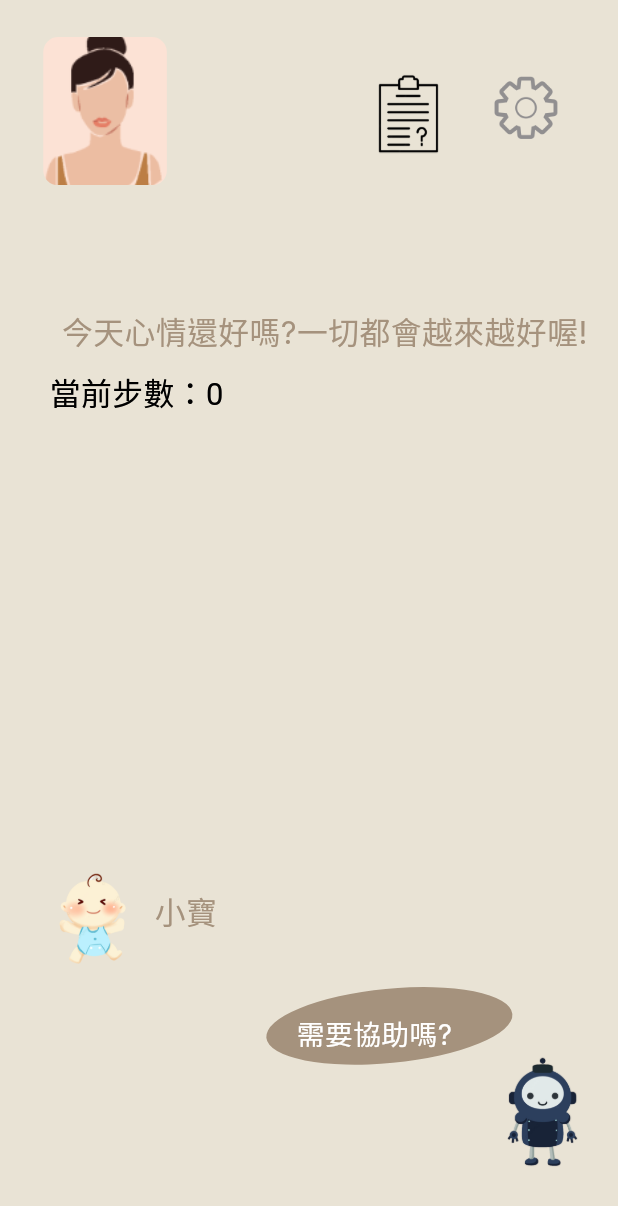
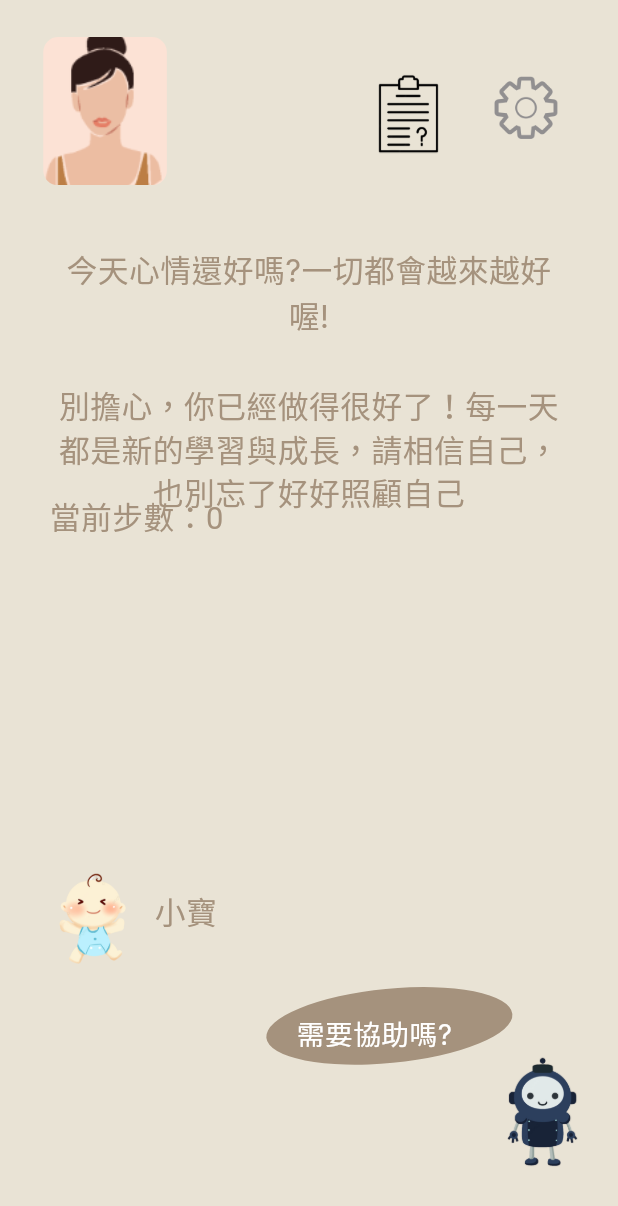
Before and after one commit to 411631277/project, a Flutter app: the HomeScreenWidget screen opened directly with empty values, on a phone screen of 412 x 824 dp. Shown: the top 1206 px of the screen. Run offline on Flutter 3.47's test engine with Material 3 defaults, Android fonts, the phone set to English and light mode, and no system bars; our stand-ins replace cloud_firestore, firebase_auth, firebase_core, firebase_storage, image_picker, logger and 2 more; accounts and stored records are empty; network calls fail; Roboto replaces fonts that are missing (Inter).

Commit message:
小調整先儲存

```diff
--- a/lib/home/home_screen.dart
+++ b/lib/home/home_screen.dart
@@ -42,8 +42,8 @@ class _HomeScreenWidgetState extends State<HomeScreenWidget> {
   /// **記錄裝置計步器上次讀取的絕對值，用來計算增量**
   int? _lastDeviceSteps;
 
-  /// **記錄最後一次更新的日期 (YYYY-MM-DD)，用來判斷是否跨天歸零**
-  String _lastUpdated = "";
+  /// **記錄目前是哪一天 (YYYY-MM-DD)，對應到 Firebase docId**
+  String _currentDay = "";
 
   StreamSubscription<StepCount>? _stepSubscription;
 
@@ -54,8 +54,8 @@ class _HomeScreenWidgetState extends State<HomeScreenWidget> {
     _loadBabyName();
     _loadProfilePicture();
 
-    // 先從 Firebase 載入當前使用者的「今天步數」資料
-    _loadStepsFromFirebase().then((_) {
+    // 載入「今天」的步數資料
+    _loadStepsForToday().then((_) {
       // 完成後再啟動計步器監聽
       initPedometer();
     });
@@ -63,76 +63,67 @@ class _HomeScreenWidgetState extends State<HomeScreenWidget> {
     requestPermission(); // 請求計步權限
   }
 
-  /// **🔹 從 Firebase 讀取該使用者的「當天步數」與上次裝置計步器數值、最後更新日期**
-  Future<void> _loadStepsFromFirebase() async {
+  /// **🔹 從 Firebase 讀取「今天」的步數資料**
+  Future<void> _loadStepsForToday() async {
     try {
-      String today = DateTime.now().toString().substring(0, 10);
+      // 以 YYYY-MM-DD 作為 docId
+      _currentDay = DateTime.now().toString().substring(0, 10);
 
       DocumentSnapshot doc = await FirebaseFirestore.instance
           .collection('users')
           .doc(widget.userId)
           .collection('count')
-          .doc('stepData')
+          .doc(_currentDay) // ← 直接以 "2025-03-09" 之類當 docId
           .get(GetOptions(source: Source.server)); // 強制從伺服器讀取
 
       if (doc.exists && doc.data() != null) {
         Map<String, dynamic> data = doc.data() as Map<String, dynamic>;
         int firebaseSteps = data['步數'] ?? 0;
         int firebaseLastDeviceSteps = data['lastDeviceSteps'] ?? 0;
-        String firebaseDate = data['lastUpdated'] ?? "";
 
-        // 若記錄的日期 != 今天 => 表示跨天，需要歸零
-        if (firebaseDate != today) {
-          setState(() {
-            _stepCount = 0; // 今天重新計算
-            _lastDeviceSteps = null; // 等 pedometer 第一次事件來設定
-            _lastUpdated = today;
-          });
-          await _saveStepsToFirebase();
-          logger.i("非今天資料，已重置為 0 步，_lastDeviceSteps=null, lastUpdated=$today");
-        } else {
-          // 今天的資料，保留
         setState(() {
           _stepCount = firebaseSteps;
           _lastDeviceSteps =
               (firebaseLastDeviceSteps != 0) ? firebaseLastDeviceSteps : null;
-            _lastUpdated = firebaseDate;
         });
         logger.i(
-              "載入今天資料: 步數 $_stepCount, lastDeviceSteps=$_lastDeviceSteps, lastUpdated=$_lastUpdated");
-        }
+            "載入今天 $_currentDay 的步數: $_stepCount, lastDeviceSteps=$_lastDeviceSteps");
       } else {
-        // 該使用者沒有資料 => 初始化為今天 0 步
+        // 該日期沒有資料 => 初始化
         setState(() {
           _stepCount = 0;
           _lastDeviceSteps = null;
-          _lastUpdated = today;
         });
-        await _saveStepsToFirebase();
-        logger.i("無資料，初始化: 步數=0, lastDeviceSteps=null, lastUpdated=$today");
+        // 存回 Firebase，避免下次取不到
+        await _saveStepsForToday();
+        logger.i("今天 $_currentDay 尚無資料，已初始化: 步數=0, lastDeviceSteps=null");
       }
     } catch (e) {
       logger.e("❌ 讀取 Firebase 步數錯誤: $e");
     }
   }
 
-  /// **🔹 監聽裝置計步器事件，每天只計算「今天新增的步數」**
+  /// **🔹 監聽裝置計步器事件，若跨天就存檔到前一天，再切換到新的一天 doc**
   void initPedometer() {
     try {
       _stepSubscription = Pedometer.stepCountStream.listen((StepCount event) {
         if (!mounted) return;
 
         String today = DateTime.now().toString().substring(0, 10);
-        // 若日期變更 => 表示跨天，歸零
-        if (_lastUpdated != today) {
+
+        // 若日期變更 => 表示跨天
+        if (_currentDay != today) {
+          // 先把舊日最終步數存檔
+          _saveStepsForToday();
+
+          // 切換到新的一天
           setState(() {
+            _currentDay = today;
             _stepCount = 0;
             _lastDeviceSteps = event.steps; // 以當前裝置值作為新基準
-            _lastUpdated = today;
           });
-          _saveStepsToFirebase();
-          logger.i(
-              "跨天重置: _stepCount=0, _lastDeviceSteps=${event.steps}, lastUpdated=$today");
+          _saveStepsForToday();
+          logger.i("跨天: 由 $_currentDay 切換到 $today, 步數歸0, 基準=${event.steps}");
           return;
         }
 
@@ -144,7 +135,7 @@ class _HomeScreenWidgetState extends State<HomeScreenWidget> {
           setState(() {
             _lastDeviceSteps = currentDeviceSteps;
           });
-          _saveStepsToFirebase();
+          _saveStepsForToday();
           logger.i("第一次事件 => 設定基準: _lastDeviceSteps=$currentDeviceSteps");
           return;
         }
@@ -156,14 +147,14 @@ class _HomeScreenWidgetState extends State<HomeScreenWidget> {
             _stepCount += difference;
             _lastDeviceSteps = currentDeviceSteps;
           });
-          _saveStepsToFirebase();
+          _saveStepsForToday();
           logger.i("步數增加 +$difference => 總步數 $_stepCount");
         } else if (difference < 0) {
           // 如果計步器被重置或手機重開機 => 重新設定基準
           setState(() {
             _lastDeviceSteps = currentDeviceSteps;
           });
-          _saveStepsToFirebase();
+          _saveStepsForToday();
           logger.w("計步器歸零/重開機，重設基準為 $currentDeviceSteps");
         }
       }, onError: (error) {
@@ -174,22 +165,21 @@ class _HomeScreenWidgetState extends State<HomeScreenWidget> {
     }
   }
 
-  /// **🔹 將當前的 _stepCount、_lastDeviceSteps、_lastUpdated 儲存到 Firebase**
-  Future<void> _saveStepsToFirebase() async {
+  /// **🔹 將當前的 _stepCount、_lastDeviceSteps 存到「當天 doc」中**
+  Future<void> _saveStepsForToday() async {
     try {
       await FirebaseFirestore.instance
           .collection('users')
           .doc(widget.userId)
           .collection('count')
-          .doc('stepData')
+          .doc(_currentDay)
           .set({
         '步數': _stepCount,
         'lastDeviceSteps': _lastDeviceSteps ?? 0,
-        'lastUpdated': _lastUpdated,
       }, SetOptions(merge: true));
 
-      logger.i("✅ 已更新 ${widget.userId} 的步數至 Firebase => "
-          "步數: $_stepCount, lastDeviceSteps: $_lastDeviceSteps, lastUpdated: $_lastUpdated");
+      logger.i(
+          "✅ 已更新 ${widget.userId} => $_currentDay, 步數: $_stepCount, 基準: $_lastDeviceSteps");
     } catch (e) {
       logger.e("❌ 步數更新失敗: $e");
     }
@@ -301,7 +291,7 @@ class _HomeScreenWidgetState extends State<HomeScreenWidget> {
         color: const Color.fromRGBO(233, 227, 213, 1),
         child: Stack(
           children: <Widget>[
-            // (1) 個人頭像
+            // 頭像
             Positioned(
               top: screenHeight * 0.03,
               left: screenWidth * 0.07,
@@ -324,9 +314,9 @@ class _HomeScreenWidgetState extends State<HomeScreenWidget> {
               ),
             ),
 
-            // (2) 顯示當前步數
+            // 顯示當前步數
             Positioned(
-              top: screenHeight * 0.3,
+              top: screenHeight * 0.40,
               left: screenWidth * 0.08,
               child: Column(
                 children: [
@@ -334,14 +324,14 @@ class _HomeScreenWidgetState extends State<HomeScreenWidget> {
                     "當前步數：$_stepCount",
                     style: TextStyle(
                       fontSize: screenWidth * 0.05,
-                      color: Colors.black,
+                      color: const Color.fromRGBO(165, 146, 125, 1),
                     ),
                   ),
                 ],
               ),
             ),
 
-            // (3) 設定按鈕
+            // 設定按鈕
             Positioned(
               top: screenHeight * 0.05,
               left: screenWidth * 0.77,
@@ -352,13 +342,13 @@ class _HomeScreenWidgetState extends State<HomeScreenWidget> {
                     MaterialPageRoute(
                       builder: (context) => SettingWidget(
                         userId: widget.userId,
-                        isManUser: false,
+                        isManUser: widget.isManUser,
                         stepCount: _stepCount,
                         updateStepCount: (val) {
                           setState(() {
                             _stepCount = val;
                           });
-                          _saveStepsToFirebase();
+                          _saveStepsForToday();
                         },
                       ),
                     ),
@@ -377,7 +367,7 @@ class _HomeScreenWidgetState extends State<HomeScreenWidget> {
               ),
             ),
 
-            // (4) 問題按鈕
+            // 問題按鈕
             Positioned(
               top: screenHeight * 0.05,
               left: screenWidth * 0.6,
@@ -405,7 +395,7 @@ class _HomeScreenWidgetState extends State<HomeScreenWidget> {
               ),
             ),
 
-            // (5) 用戶名稱
+            // 用戶名稱
             Positioned(
               top: screenHeight * 0.07,
               left: screenWidth * 0.32,
@@ -419,22 +409,25 @@ class _HomeScreenWidgetState extends State<HomeScreenWidget> {
               ),
             ),
 
-            // (6) 今日心情文字
+            // 今日心情文字
             Positioned(
-              top: screenHeight * 0.25,
-              left: screenWidth * 0.1,
+              top: screenHeight * 0.20,
+              left: screenWidth * 0.08,
+              child: SizedBox(
+                width: screenWidth * 0.84,
                 child: Text(
-                '今天心情還好嗎?一切都會越來越好喔!',
+                    '今天心情還好嗎?一切都會越來越好喔!\n\n'
+                    '別擔心，你已經做得很好了！每一天都是新的學習與成長，請相信自己，也別忘了好好照顧自己 ',
                     textAlign: TextAlign.center,
                     style: TextStyle(
                       color: const Color.fromRGBO(165, 146, 125, 1),
                       fontFamily: 'Inter',
                       fontSize: screenWidth * 0.05,
-                ),
+                    )),
               ),
             ),
 
-            // (7) Baby 圖片
+            // Baby 圖片
             Positioned(
               top: screenHeight * 0.70,
               left: screenWidth * 0.08,
@@ -461,7 +454,7 @@ class _HomeScreenWidgetState extends State<HomeScreenWidget> {
               ),
             ),
 
-            // (8) 小寶文字
+            // 小寶文字
             Positioned(
               top: screenHeight * 0.72,
               left: screenWidth * 0.25,
@@ -476,7 +469,7 @@ class _HomeScreenWidgetState extends State<HomeScreenWidget> {
               ),
             ),
 
-            // (9) Robot 圖片
+            // Robot 圖片
             Positioned(
               top: screenHeight * 0.85,
               left: screenWidth * 0.8,
@@ -502,7 +495,7 @@ class _HomeScreenWidgetState extends State<HomeScreenWidget> {
               ),
             ),
 
-            // (10) 需要協助嗎 區塊
+            // 需要協助嗎 區塊
             Positioned(
               top: screenHeight * 0.8,
               left: screenWidth * 0.43,
@@ -532,23 +525,6 @@ class _HomeScreenWidgetState extends State<HomeScreenWidget> {
                 ),
               ),
             ),
-
-            // (11) 再度顯示當前步數
-            Positioned(
-              top: screenHeight * 0.3,
-              left: screenWidth * 0.08,
-              child: Column(
-                children: [
-                  Text(
-                    "當前步數：$_stepCount",
-                    style: TextStyle(
-                      fontSize: screenWidth * 0.05,
-                      color: Colors.black,
-                    ),
-                  ),
-                ],
-              ),
-            ),
           ],
         ),
       ),
--- a/lib/main.dart
+++ b/lib/main.dart
@@ -90,7 +90,10 @@ class _MyAppState extends State<MyApp> {
         GlobalCupertinoLocalizations.delegate,
       ],
       routes: {
-        '/': (context) => const MainScreenWidget(), // 主畫面
+        '/': (context) => const HomeScreenWidget(
+              userId: '1',
+              isManUser: false,
+            ), // 主畫面
         '/IamWidget': (context) => const IamWidget(),
         '/DeleteAccWidget': (context) => const DeleteAccWidget(),
         '/MainScreenWidget': (context) => const MainScreenWidget(),
```
Lines whose indentation alone changed are shown as unchanged.
